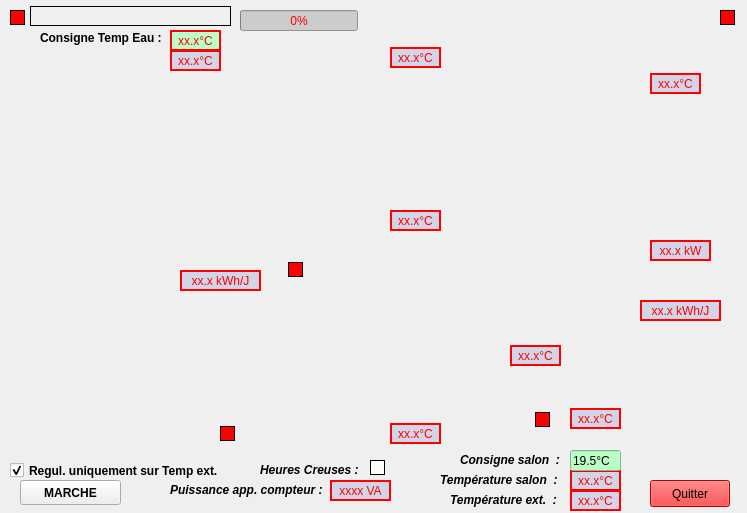
First picture: the form in ProjetNewChauffe.ui, repository pchirouze/SCADA_Solaire, before the edit.
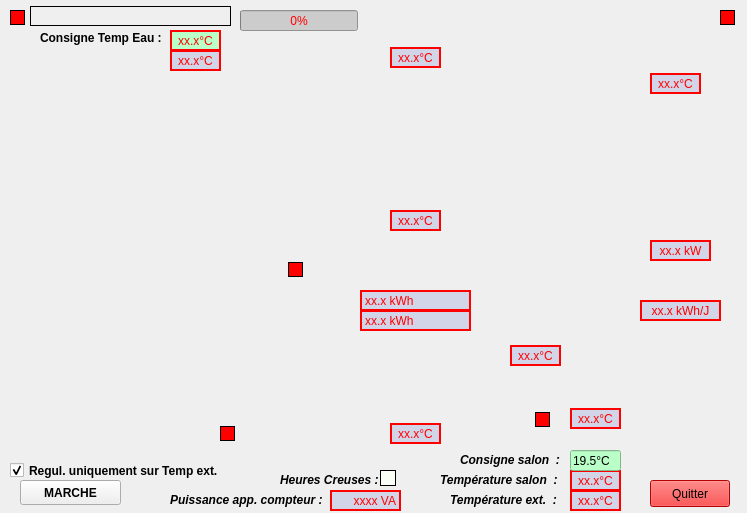
Second picture: the form after the edit. Icons and pictures are not drawn.

Commit message: Améliorations graphiques UI

```diff
--- a/ProjetNewChauffe.ui
+++ b/ProjetNewChauffe.ui
@@ -389,9 +389,9 @@
   <widget class="QLabel" name="display_E_chauffage">
    <property name="geometry">
     <rect>
-     <x>180</x>
-     <y>270</y>
-     <width>81</width>
+     <x>360</x>
+     <y>290</y>
+     <width>111</width>
      <height>21</height>
     </rect>
    </property>
@@ -403,10 +403,10 @@
     <enum>QFrame::WinPanel</enum>
    </property>
    <property name="text">
-    <string>xx.x kWh/J</string>
+    <string>xx.x kWh</string>
    </property>
    <property name="alignment">
-    <set>Qt::AlignCenter</set>
+    <set>Qt::AlignLeading|Qt::AlignLeft|Qt::AlignVCenter</set>
    </property>
   </widget>
   <widget class="QLabel" name="Led_Pompe_Chauffage">
@@ -686,8 +686,8 @@
    <property name="geometry">
     <rect>
      <x>330</x>
-     <y>480</y>
-     <width>61</width>
+     <y>490</y>
+     <width>71</width>
      <height>21</height>
     </rect>
    </property>
@@ -702,14 +702,14 @@
     <string>xxxx VA</string>
    </property>
    <property name="alignment">
-    <set>Qt::AlignCenter</set>
+    <set>Qt::AlignRight|Qt::AlignTrailing|Qt::AlignVCenter</set>
    </property>
   </widget>
   <widget class="QLabel" name="label_Consigne_2">
    <property name="geometry">
     <rect>
      <x>170</x>
-     <y>480</y>
+     <y>490</y>
      <width>161</width>
      <height>20</height>
     </rect>
@@ -737,12 +737,18 @@
   <widget class="QLabel" name="Led_HeuresCreuses">
    <property name="geometry">
     <rect>
-     <x>370</x>
-     <y>460</y>
-     <width>15</width>
-     <height>15</height>
+     <x>380</x>
+     <y>470</y>
+     <width>16</width>
+     <height>16</height>
     </rect>
    </property>
+   <property name="font">
+    <font>
+     <weight>75</weight>
+     <bold>true</bold>
+    </font>
+   </property>
    <property name="styleSheet">
     <string notr="true">background-color: rgb(249, 255, 246);</string>
    </property>
@@ -752,12 +758,15 @@
    <property name="text">
     <string/>
    </property>
+   <property name="alignment">
+    <set>Qt::AlignCenter</set>
+   </property>
   </widget>
   <widget class="QLabel" name="label_Consigne_3">
    <property name="geometry">
     <rect>
-     <x>260</x>
-     <y>460</y>
+     <x>280</x>
+     <y>470</y>
      <width>101</width>
      <height>20</height>
     </rect>
@@ -782,6 +791,29 @@
     <bool>true</bool>
    </property>
   </widget>
+  <widget class="QLabel" name="display_E_HC_chauffage">
+   <property name="geometry">
+    <rect>
+     <x>360</x>
+     <y>310</y>
+     <width>111</width>
+     <height>21</height>
+    </rect>
+   </property>
+   <property name="styleSheet">
+    <string notr="true">color: rgb(255, 0, 0);
+background-color: rgb(209, 213, 231);</string>
+   </property>
+   <property name="frameShape">
+    <enum>QFrame::WinPanel</enum>
+   </property>
+   <property name="text">
+    <string>xx.x kWh</string>
+   </property>
+   <property name="alignment">
+    <set>Qt::AlignLeading|Qt::AlignLeft|Qt::AlignVCenter</set>
+   </property>
+  </widget>
   <zorder>label_synoptique</zorder>
   <zorder>label_T_ext</zorder>
   <zorder>label_T_salon</zorder>
```
Left out of the diff: 5 changed lines with no effect on the pictures. The commit also changes 3 other files.
